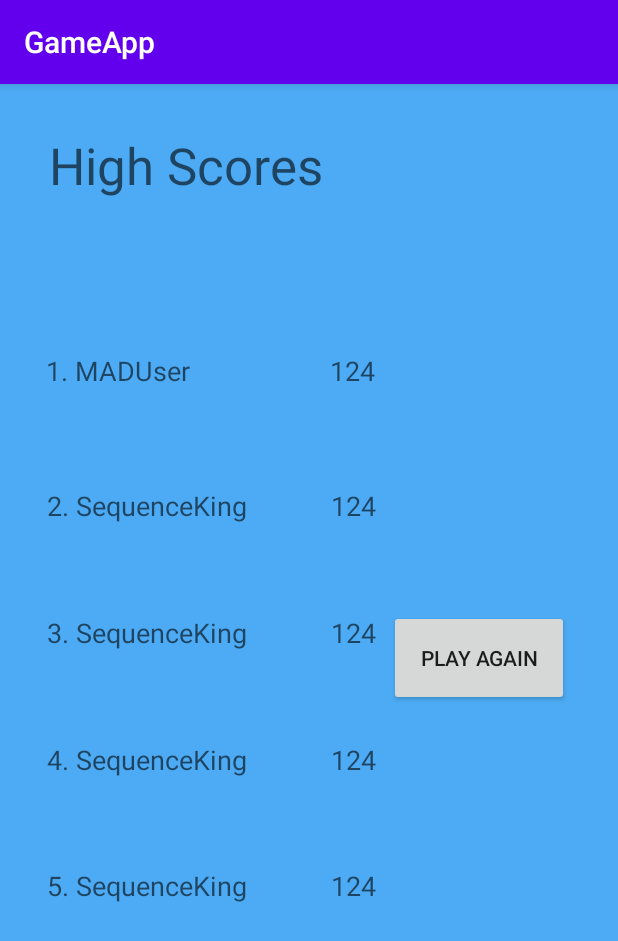
After one commit to shaneb214/Resistor-Calculator-App, an Android app: the HighScores screen opened directly, with no data from a screen before it, on a phone screen of 412 x 824 dp. The commit adds this screen. Shown: the top 941 px of the screen. Run offline under Robolectric (Android 15) with nearby library versions, the phone set to English and light mode, and no system bars.

Commit message:
Added high score activity

```diff
--- a/app/src/main/AndroidManifest.xml
+++ b/app/src/main/AndroidManifest.xml
@@ -9,7 +9,8 @@
         android:roundIcon="@mipmap/ic_launcher_round"
         android:supportsRtl="true"
         android:theme="@style/AppTheme">
-        <activity android:name=".GameOverActivity"></activity>
+        <activity android:name=".HighScores"></activity>
+        <activity android:name=".GameOverActivity" />
         <activity android:name=".SequenceActivity" />
         <activity android:name=".MainActivity">
             <intent-filter>
--- a/app/src/main/java/edu/shanebutler/gameapp/GameOverActivity.java
+++ b/app/src/main/java/edu/shanebutler/gameapp/GameOverActivity.java
@@ -58,8 +58,8 @@ public class GameOverActivity extends AppCompatActivity {
 
     public void OnShowHighScoresClicked(View view)
     {
-
-        //Open Activity to show top 5 leaderboard.
+        Intent highScoreIntent = new Intent(view.getContext(),HighScores.class);
+        startActivity(highScoreIntent);
     }
 
     public void OnSubmitScoreClicked(View view)
@@ -67,6 +67,7 @@ public class GameOverActivity extends AppCompatActivity {
         if(etEnterName.getText().toString() != "")
         {
             //Submit Score to database.
+            //Disable edittext and button.
         }
     }
 }
--- /dev/null
+++ b/app/src/main/java/edu/shanebutler/gameapp/HighScores.java
@@ -0,0 +1,48 @@
+package edu.shanebutler.gameapp;
+
+import androidx.appcompat.app.AppCompatActivity;
+
+import android.content.Intent;
+import android.os.Bundle;
+import android.view.View;
+import android.widget.Button;
+import android.widget.TextView;
+
+import org.w3c.dom.Text;
+
+public class HighScores extends AppCompatActivity
+{
+    //UI Elements.
+    Button btnPlayAgain;
+    TextView tvHighScore1;
+    TextView tvHighScore2;
+    TextView tvHighScore3;
+    TextView tvHighScore4;
+    TextView tvHighScore5;
+    TextView[] tvHighScoreTable;
+
+
+    @Override
+    protected void onCreate(Bundle savedInstanceState) {
+        super.onCreate(savedInstanceState);
+        setContentView(R.layout.activity_high_scores);
+
+
+        //Finding UI Elements.
+        btnPlayAgain = findViewById(R.id.btnPlayAgain);
+        tvHighScore1 = findViewById(R.id.tvHighScore1);
+        tvHighScore2 = findViewById(R.id.tvHighScore2);
+        tvHighScore3 = findViewById(R.id.tvHighScore3);
+        tvHighScore4 = findViewById(R.id.tvHighScore4);
+        tvHighScore5 = findViewById(R.id.tvHighScore5);
+        tvHighScoreTable = new TextView[]{tvHighScore1,tvHighScore2,tvHighScore3,tvHighScore4,tvHighScore5};
+
+    }
+
+    public void OnPlayAgainClicked(View view)
+    {
+        GameInfo.Reset();
+        Intent mainIntent = new Intent(view.getContext(),MainActivity.class);
+        startActivity(mainIntent);
+    }
+}
--- a/app/src/main/res/layout/activity_game_over.xml
+++ b/app/src/main/res/layout/activity_game_over.xml
@@ -76,6 +76,7 @@
         android:id="@+id/btnShowHighScores"
         android:layout_width="125dp"
         android:layout_height="61dp"
+        android:onClick="OnShowHighScoresClicked"
         android:text="High Scores"
         app:layout_constraintBottom_toBottomOf="parent"
         app:layout_constraintEnd_toEndOf="parent"
--- /dev/null
+++ b/app/src/main/res/layout/activity_high_scores.xml
@@ -0,0 +1,101 @@
+<?xml version="1.0" encoding="utf-8"?>
+<androidx.constraintlayout.widget.ConstraintLayout xmlns:android="http://schemas.android.com/apk/res/android"
+    xmlns:app="http://schemas.android.com/apk/res-auto"
+    xmlns:tools="http://schemas.android.com/tools"
+    android:layout_width="match_parent"
+    android:layout_height="match_parent"
+    android:background="#4CABF4"
+    tools:context=".HighScores">
+
+    <TextView
+        android:id="@+id/tvHighScoreHeader"
+        android:layout_width="wrap_content"
+        android:layout_height="wrap_content"
+        android:text="High Scores"
+        android:textAppearance="@style/TextAppearance.AppCompat.Display1"
+        app:layout_constraintBottom_toBottomOf="parent"
+        app:layout_constraintEnd_toEndOf="parent"
+        app:layout_constraintHorizontal_bias="0.142"
+        app:layout_constraintStart_toStartOf="parent"
+        app:layout_constraintTop_toTopOf="parent"
+        app:layout_constraintVertical_bias="0.043" />
+
+    <Button
+        android:id="@+id/btnPlayAgain"
+        android:layout_width="120dp"
+        android:layout_height="64dp"
+        android:onClick="OnPlayAgainClicked"
+        android:text="Play Again"
+        app:layout_constraintBottom_toBottomOf="parent"
+        app:layout_constraintEnd_toEndOf="parent"
+        app:layout_constraintHorizontal_bias="0.887"
+        app:layout_constraintStart_toStartOf="parent"
+        app:layout_constraintTop_toTopOf="parent"
+        app:layout_constraintVertical_bias="0.498" />
+
+    <TextView
+        android:id="@+id/tvHighScore3"
+        android:layout_width="wrap_content"
+        android:layout_height="wrap_content"
+        android:text="3. SequenceKing            124"
+        android:textAppearance="@style/TextAppearance.AppCompat.Medium"
+        app:layout_constraintBottom_toBottomOf="parent"
+        app:layout_constraintEnd_toEndOf="parent"
+        app:layout_constraintHorizontal_bias="0.161"
+        app:layout_constraintStart_toStartOf="parent"
+        app:layout_constraintTop_toTopOf="parent"
+        app:layout_constraintVertical_bias="0.475" />
+
+    <TextView
+        android:id="@+id/tvHighScore1"
+        android:layout_width="wrap_content"
+        android:layout_height="wrap_content"
+        android:text="1. MADUser                    124"
+        android:textAppearance="@style/TextAppearance.AppCompat.Medium"
+        app:layout_constraintBottom_toBottomOf="parent"
+        app:layout_constraintEnd_toEndOf="parent"
+        app:layout_constraintHorizontal_bias="0.161"
+        app:layout_constraintStart_toStartOf="parent"
+        app:layout_constraintTop_toTopOf="parent"
+        app:layout_constraintVertical_bias="0.24" />
+
+    <TextView
+        android:id="@+id/tvHighScore4"
+        android:layout_width="wrap_content"
+        android:layout_height="wrap_content"
+        android:text="4. SequenceKing            124"
+        android:textAppearance="@style/TextAppearance.AppCompat.Medium"
+        app:layout_constraintBottom_toBottomOf="parent"
+        app:layout_constraintEnd_toEndOf="parent"
+        app:layout_constraintHorizontal_bias="0.161"
+        app:layout_constraintStart_toStartOf="parent"
+        app:layout_constraintTop_toTopOf="parent"
+        app:layout_constraintVertical_bias="0.589" />
+
+    <TextView
+        android:id="@+id/tvHighScore5"
+        android:layout_width="wrap_content"
+        android:layout_height="wrap_content"
+        android:text="5. SequenceKing            124"
+        android:textAppearance="@style/TextAppearance.AppCompat.Medium"
+        app:layout_constraintBottom_toBottomOf="parent"
+        app:layout_constraintEnd_toEndOf="parent"
+        app:layout_constraintHorizontal_bias="0.161"
+        app:layout_constraintStart_toStartOf="parent"
+        app:layout_constraintTop_toTopOf="parent"
+        app:layout_constraintVertical_bias="0.702" />
+
+    <TextView
+        android:id="@+id/tvHighScore2"
+        android:layout_width="wrap_content"
+        android:layout_height="wrap_content"
+        android:text="2. SequenceKing            124"
+        android:textAppearance="@style/TextAppearance.AppCompat.Medium"
+        app:layout_constraintBottom_toBottomOf="parent"
+        app:layout_constraintEnd_toEndOf="parent"
+        app:layout_constraintHorizontal_bias="0.161"
+        app:layout_constraintStart_toStartOf="parent"
+        app:layout_constraintTop_toTopOf="parent"
+        app:layout_constraintVertical_bias="0.361" />
+
+</androidx.constraintlayout.widget.ConstraintLayout>
```
